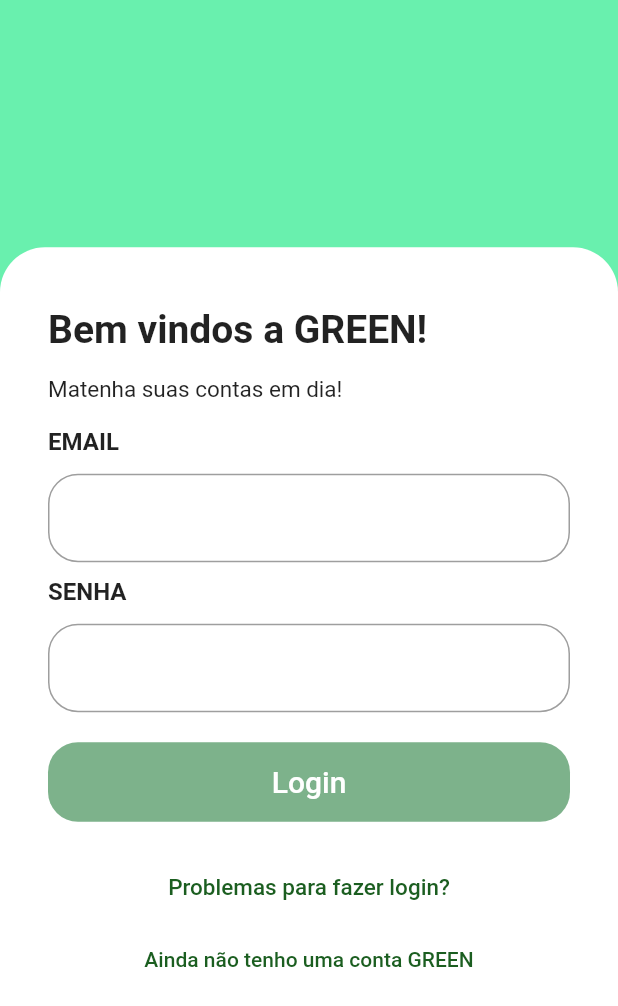
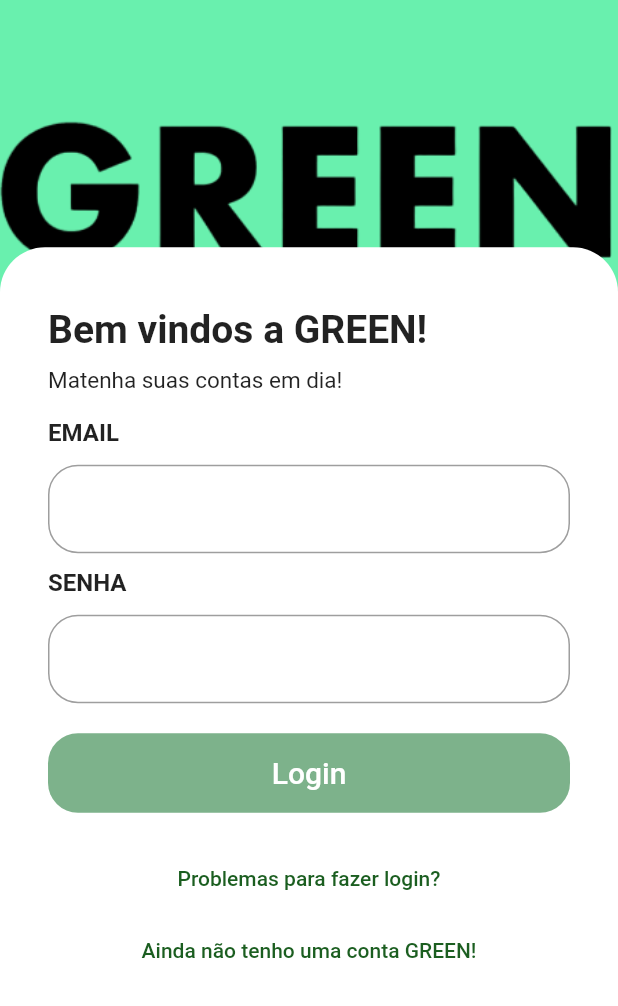
Before and after one commit to proz-tecnologia/PIT03GP03, a Flutter app: the screen it shows after launch, on a phone screen of 412 x 824 dp. Shown: the top 1006 px of the screen. Run offline on Flutter 3.47's test engine with Material 2 defaults, Android fonts, the phone set to English and light mode, and no system bars.

Commit message:
Tela de login *Criando a tela de login  do APP Green , *Modificações no layout original . *reduzindo trecho de codigo . *criando widgets. *finalizando a tela de login.

```diff
--- a/lib/modules/login/Widgets/textButton_expand_widget.dart
+++ b/lib/modules/login/Widgets/textButton_expand_widget.dart
@@ -4,27 +4,31 @@
 //widget  esqueceu a seenha
 class TextButtonExpanded extends StatelessWidget {
   final  String label;
+
   const TextButtonExpanded({
     Key? key, required this.label,
   }) : super(key: key);
 
+
+
   @override
   Widget build(BuildContext context) {
+
     return Row(
       children: [
         Expanded(
           child: TextButton(
             onPressed: () {},
             style: TextButton.styleFrom(
+              backgroundColor: Colors.white,
               foregroundColor: Colors.green,
+
               shape: RoundedRectangleBorder(
                   borderRadius: BorderRadius.circular(10)),
             ),
             child: Text(
               'Problemas para fazer login?',
-              style: TextStyle(
-                  color: Colors.green[900],
-                  fontSize: 15),
+              style: TextStyle(color: Colors.green[900]),
             ),
           ),
         ),
@@ -47,13 +51,13 @@
           child: TextButton(
             onPressed: () {},
             style: TextButton.styleFrom(
-              backgroundColor: Colors.white,
+              backgroundColor: Colors.transparent,
               foregroundColor: Colors.green,
               shape: RoundedRectangleBorder(
                   borderRadius: BorderRadius.circular(10)),
             ),
             child: Text(
-              'Ainda não tenho uma conta GREEN',
+              'Ainda não tenho uma conta GREEN!',
               style: TextStyle(color: Colors.green[900]),
             ),
           ),
--- a/lib/modules/login/loginPage.dart
+++ b/lib/modules/login/loginPage.dart
@@ -14,15 +14,21 @@
         children: [
           Container(
             width: size.width,
-            height: size.height,
+            height: size.height ,
 
-            color: Colors.greenAccent,
+            child: Image.asset("assets/logo.png",
+             fit:BoxFit.fitHeight ,
+               ),
+            color: Colors.greenAccent
+
           ),
           Align(
             alignment: Alignment.bottomCenter,
             child: Container(
+
               width: size.width,
               height: size.height * 0.8,
+
               decoration: const BoxDecoration(
                   color: Colors.white,
                   borderRadius: BorderRadius.only(
@@ -30,6 +36,7 @@
                       topRight: Radius.circular(30))),
               child: Padding(
                 padding: EdgeInsets.only(top: 40, left: 32, right: 32),
+
                 child: SingleChildScrollView(
                   child: Column(
                     crossAxisAlignment: CrossAxisAlignment.start,
@@ -39,25 +46,25 @@
                         style: TextStyle(
                             fontSize: 26, fontWeight: FontWeight.bold),
                       ),
-                      SizedBox(height: 16),
+                      SizedBox(height: 10),
                       Text(
                         'Matenha suas contas em dia! ',
                         style: TextStyle(fontSize: 15),
                       ),
                       SizedBox(height: 16),
-
                         InputTextWidget(label: 'EMAIL',),
                       SizedBox(height: 10),
                        InputTextWidget(label: 'SENHA'),
                        SizedBox(
                         height: 20,
                       ),
-                      textButton_login(label:'Entrar'),
+                      textButton_login(label:'Login'),
                       SizedBox(
                         height: 20,
                       ),
 
-                      TextButtonExpanded(label: 'recuperar senha'),
+                      TextButtonExpanded(
+                          label: 'esqueceu a senha'),
                       CreaterAcount(
                           label:' cadastro'),
 
--- /dev/null
+++ b/lib/res/assets_res.dart
@@ -0,0 +1,8 @@
+/// Generated file. Do not edit.
+
+// ignore_for_file: constant_identifier_names
+// ignore_for_file: lines_longer_than_80_chars
+class AssetsRes {
+  static const String LOGIN2 = 'assets/login2.png';
+  static const String LOGO = 'assets/logo.png';
+}
--- a/lib/res/images_res.dart
+++ /dev/null
@@ -1,8 +0,0 @@
-/// Generated file. Do not edit.
-
-// ignore_for_file: constant_identifier_names
-// ignore_for_file: lines_longer_than_80_chars
-class ImagesRes {
-  static const String LOGIN2 = 'Images/login_Images/login2.png';
-  static const String LOGO = 'Images/login_Images/logo.png';
-}
--- a/pubspec.yaml
+++ b/pubspec.yaml
@@ -61,8 +61,8 @@
 
   # To add assets to your application, add an assets section, like this:
   assets:
-  - Images/login_Images/logo.png
-  - Images/login_Images/login2.png
+    - assets/logo.png
+    -  assets/login2.png
 
 
   # An image asset can refer to one or more resolution-specific "variants", see
```
Also changed, not shown: assets/login2.png (renamed from Images/login_Images/login2.png), assets/logo.png (renamed from Images/login_Images/logo.png).
